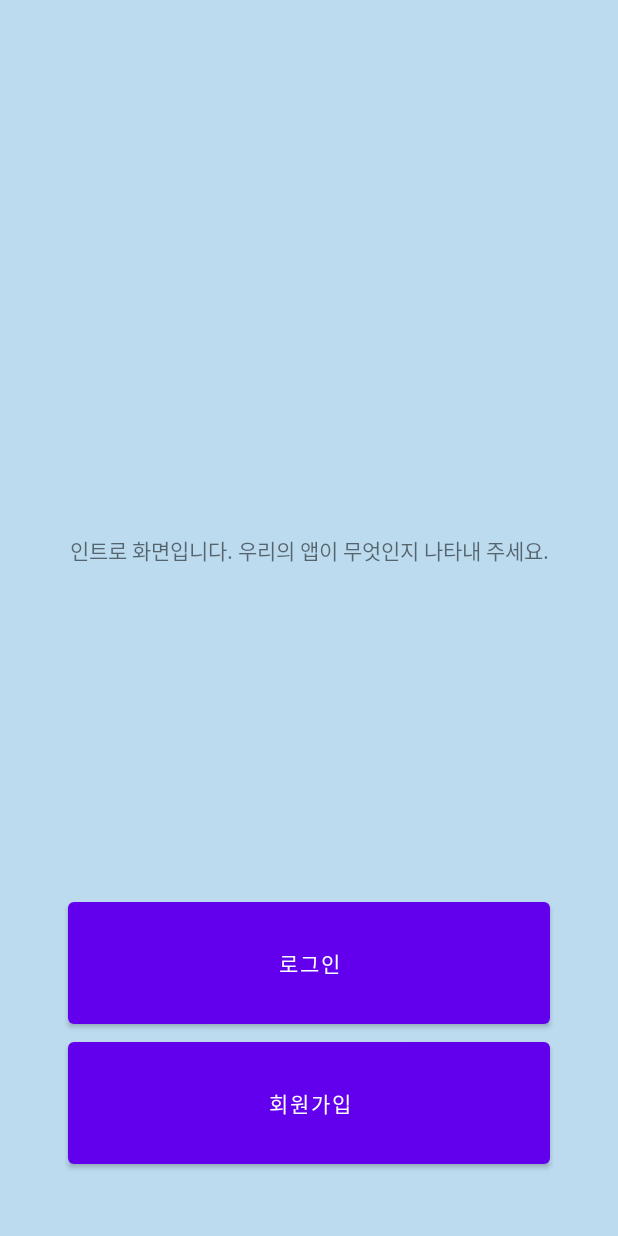
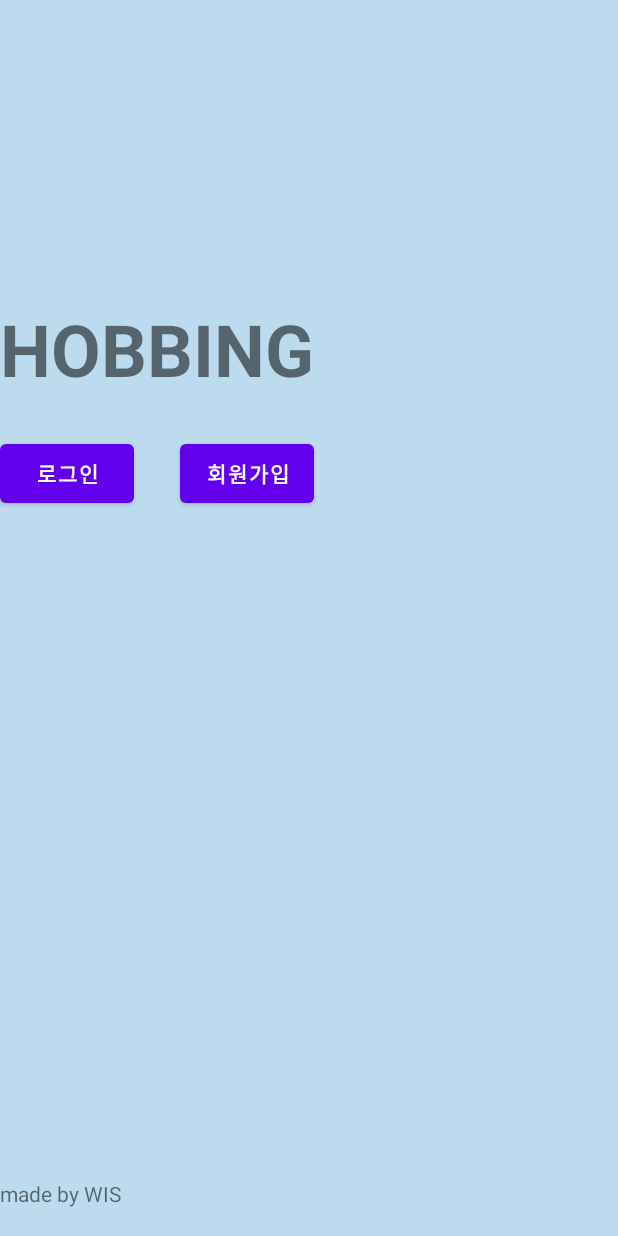
Before and after one commit to WIS-APP-Studio/HOBBING, an Android app: the screen it shows after launch (IntroActivity), on a phone screen of 412 x 824 dp. Run offline under Robolectric (Android 15) with nearby library versions, the phone set to English and light mode, and no system bars.

Commit message:
1차 업로드

```diff
--- a/app/src/main/java/com/wisappstudio/hobbing/activity/LoadingActivity.java
+++ b/app/src/main/java/com/wisappstudio/hobbing/activity/LoadingActivity.java
@@ -1,5 +1,6 @@
 package com.wisappstudio.hobbing.activity;
 
+import android.app.ProgressDialog;
 import android.content.Intent;
 import android.os.Bundle;
 import android.os.Handler;
@@ -11,21 +12,29 @@ import com.example.hobbing.R;
 public class LoadingActivity extends AppCompatActivity {
     private int LoadingTime = 3000; // 밀리세컨드 단위 ( 1000(milli second) = 1(second)
 
+
     @Override
     public void onCreate(Bundle savedInstanceState) {
         super.onCreate(savedInstanceState);
         setContentView(R.layout.activity_loading);
 
+        ProgressDialog progressDialog = new ProgressDialog(this,R.style.AppCompatAlertDialogStyle);
+        progressDialog.setMessage("테스트");
+        progressDialog.show();
+
         Handler handler = new Handler();
         handler.postDelayed(new Runnable() {
             @Override
             public void run() {
+                progressDialog.dismiss();
                 Intent intent = new Intent(getApplicationContext(), IntroActivity.class);
                 startActivity(intent);
                 finish();
+
             }
         }, LoadingTime);
     }
+
 
     @Override
     protected void onPause() {
--- a/app/src/main/res/layout/activity_intro.xml
+++ b/app/src/main/res/layout/activity_intro.xml
@@ -4,44 +4,54 @@
     xmlns:tools="http://schemas.android.com/tools"
     android:layout_width="match_parent"
     android:layout_height="match_parent"
-    tools:context="com.wisappstudio.hobbing.activity.IntroActivity"
-    android:background="#bcdbef">
+    android:background="#bcdbef"
+    tools:context="com.wisappstudio.hobbing.activity.IntroActivity">
 
     <Button
         android:id="@+id/btn_sign_up"
-        android:layout_width="0dp"
-        android:layout_height="0dp"
-        android:layout_marginStart="45dp"
-        android:layout_marginEnd="45dp"
-        android:layout_marginBottom="42dp"
+        android:layout_width="89dp"
+        android:layout_height="51dp"
         android:text="회원가입"
-        app:layout_constraintBottom_toBottomOf="parent"
-        app:layout_constraintEnd_toEndOf="parent"
-        app:layout_constraintStart_toStartOf="parent"
-        app:layout_constraintTop_toBottomOf="@+id/btn_sign_in" />
+        android:textStyle="bold"
+        android:layout_marginTop="25dp"
+        tools:layout_editor_absoluteX="176dp"
+        tools:layout_editor_absoluteY="278dp"
+        app:layout_constraintTop_toBottomOf="@id/textView2"
+        app:layout_constraintRight_toRightOf="@id/textView2"/>
 
     <TextView
         android:id="@+id/textView2"
         android:layout_width="wrap_content"
         android:layout_height="wrap_content"
-        android:layout_marginTop="356dp"
-        android:layout_marginBottom="218dp"
-        android:text="인트로 화면입니다. 우리의 앱이 무엇인지 나타내 주세요."
-        app:layout_constraintBottom_toTopOf="@+id/btn_sign_in"
-        app:layout_constraintLeft_toLeftOf="parent"
-        app:layout_constraintRight_toRightOf="parent"
-        app:layout_constraintTop_toTopOf="parent" />
+        android:text="HOBBING"
+        android:textSize="48sp"
+        android:textStyle="bold"
+        app:layout_constraintEnd_toEndOf="@+id/btn_sign_up"
+        app:layout_constraintStart_toStartOf="@+id/btn_sign_in"
+        tools:layout_editor_absoluteY="178dp"
+        app:layout_constraintTop_toTopOf="parent"
+        android:layout_marginTop="200dp"/>
 
     <Button
         android:id="@+id/btn_sign_in"
-        android:layout_width="0dp"
-        android:layout_height="0dp"
-        android:layout_marginStart="45dp"
-        android:layout_marginEnd="45dp"
+        android:layout_width="89dp"
+        android:layout_height="51dp"
         android:text="로그인"
-        app:layout_constraintBottom_toTopOf="@+id/btn_sign_up"
-        app:layout_constraintEnd_toEndOf="parent"
-        app:layout_constraintStart_toStartOf="parent"
-        app:layout_constraintTop_toBottomOf="@+id/textView2" />
+        android:textStyle="bold"
+        android:layout_marginTop="25dp"
+        tools:layout_editor_absoluteX="56dp"
+        tools:layout_editor_absoluteY="279dp"
+        app:layout_constraintTop_toBottomOf="@id/textView2"
+        />
+
+    <TextView
+        android:id="@+id/textView5"
+        android:layout_width="95dp"
+        android:layout_height="28dp"
+        android:layout_marginBottom="10dp"
+        android:text="made by WIS"
+
+        app:layout_constraintBottom_toBottomOf="parent"
+        tools:layout_editor_absoluteX="157dp" />
 
 </androidx.constraintlayout.widget.ConstraintLayout>
--- a/app/src/main/res/layout/activity_loading.xml
+++ b/app/src/main/res/layout/activity_loading.xml
@@ -7,15 +7,30 @@
     android:background="@color/signature">
 
 
+
     <TextView
         android:id="@+id/textView"
         android:layout_width="wrap_content"
         android:layout_height="wrap_content"
-        android:layout_marginTop="340dp"
+        android:layout_marginTop="212dp"
+        android:layout_marginBottom="150dp"
         android:text="HOBBING"
         android:textSize="48sp"
+        app:layout_constraintBottom_toTopOf="@+id/progressBar"
         app:layout_constraintEnd_toEndOf="parent"
         app:layout_constraintHorizontal_bias="0.497"
         app:layout_constraintStart_toStartOf="parent"
         app:layout_constraintTop_toTopOf="parent" />
+
+    <ProgressBar
+        android:id="@+id/progressBar"
+        style="?android:attr/progressBarStyle"
+        android:layout_width="49dp"
+        android:layout_height="48dp"
+        android:layout_marginBottom="260dp"
+        app:layout_constraintBottom_toBottomOf="parent"
+        app:layout_constraintEnd_toEndOf="parent"
+        app:layout_constraintStart_toStartOf="parent"
+        app:layout_constraintTop_toBottomOf="@+id/textView"
+        android:indeterminateTint="#FFB2D9"/>
 </androidx.constraintlayout.widget.ConstraintLayout>
--- /dev/null
+++ b/app/src/main/res/values/style.xml
@@ -0,0 +1,8 @@
+<?xml version="1.0" encoding="utf-8"?>
+<resources>
+    <style name="AppCompatAlertDialogStyle" parent="Theme.AppCompat.Light.Dialog.Alert">
+        <item name="colorAccent">@color/black</item>
+        <item name="android:textColorPrimary">@color/white</item>
+        <item name="android:background">@color/signature</item>
+    </style>
+</resources>
```
